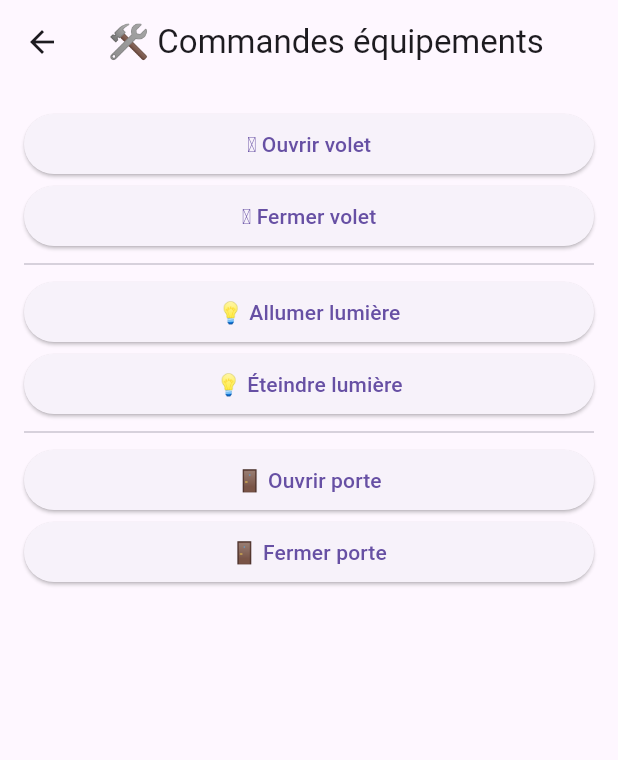
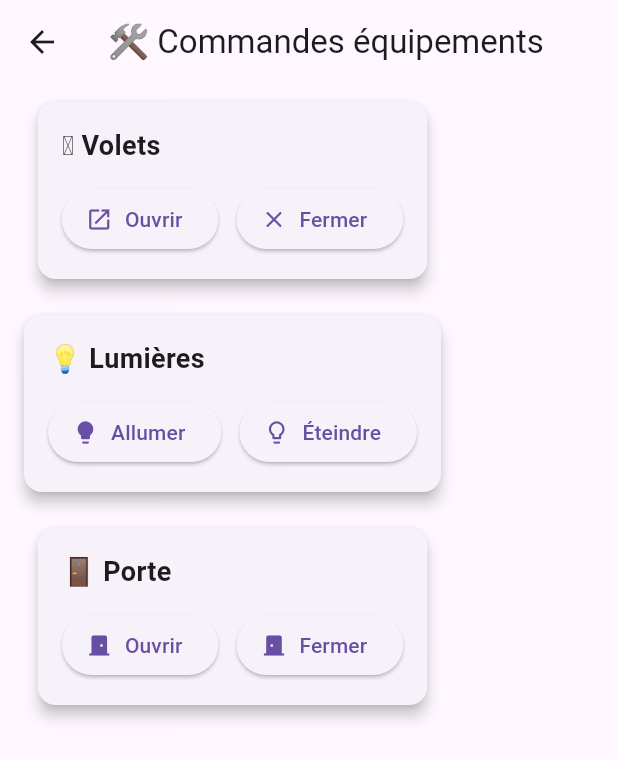
Before and after one commit to Veudzveulay/SmartHome, a Flutter app: the EquipementsPage screen opened directly with empty values, on a phone screen of 412 x 824 dp. Shown: the top 760 px of the screen. Run offline on Flutter 3.47's test engine with Material 3 defaults, Android fonts, the phone set to English and light mode, and no system bars; network calls fail.

```diff
--- a/smarthome_flutter/lib/pages/equipements_page.dart
+++ b/smarthome_flutter/lib/pages/equipements_page.dart
@@ -5,13 +5,11 @@ class EquipementsPage extends StatelessWidget {
   final String token;
   final VoidCallback? onRefreshHistorique;
 
-
   const EquipementsPage({
     Key? key,
     required this.token,
     this.onRefreshHistorique,
   }) : super(key: key);
-
 
   Future<void> _envoyerCommande(BuildContext context, String equipement, String action) async {
     final reussi = await ApiService.envoyerCommande(equipement, action, token);
@@ -25,40 +23,61 @@ class EquipementsPage extends StatelessWidget {
     }
   }
 
+  Widget _buildCard(BuildContext context, String title, List<Map<String, dynamic>> actions) {
+    return Card(
+      elevation: 4,
+      margin: const EdgeInsets.symmetric(vertical: 12, horizontal: 16),
+      shape: RoundedRectangleBorder(borderRadius: BorderRadius.circular(12)),
+      child: Padding(
+        padding: const EdgeInsets.all(16),
+        child: Column(
+          crossAxisAlignment: CrossAxisAlignment.start,
+          children: [
+            Text(title,
+                style: const TextStyle(fontSize: 18, fontWeight: FontWeight.bold)),
+            const SizedBox(height: 12),
+            Wrap(
+              spacing: 12,
+              runSpacing: 8,
+              children: actions.map((action) {
+                return ElevatedButton.icon(
+                  onPressed: () => _envoyerCommande(
+                    context,
+                    action['equipement'],
+                    action['action'],
+                  ),
+                  icon: Icon(action['icon']),
+                  label: Text(action['label']),
+                );
+              }).toList(),
+            ),
+          ],
+        ),
+      ),
+    );
+  }
+
   @override
   Widget build(BuildContext context) {
     return Scaffold(
       appBar: AppBar(title: const Text('🛠 Commandes équipements')),
-      body: ListView(
-        padding: const EdgeInsets.all(16),
-        children: [
-          ElevatedButton(
-            onPressed: () => _envoyerCommande(context, "volet", "ouvrir"),
-            child: const Text('🪟 Ouvrir volet'),
-          ),
-          ElevatedButton(
-            onPressed: () => _envoyerCommande(context, "volet", "fermer"),
-            child: const Text('🪟 Fermer volet'),
-          ),
-          const Divider(),
-          ElevatedButton(
-            onPressed: () => _envoyerCommande(context, "lumiere", "allumer"),
-            child: const Text('💡 Allumer lumière'),
-          ),
-          ElevatedButton(
-            onPressed: () => _envoyerCommande(context, "lumiere", "eteindre"),
-            child: const Text('💡 Éteindre lumière'),
-          ),
-          const Divider(),
-          ElevatedButton(
-            onPressed: () => _envoyerCommande(context, "porte", "ouvrir"),
-            child: const Text('🚪 Ouvrir porte'),
-          ),
-          ElevatedButton(
-            onPressed: () => _envoyerCommande(context, "porte", "fermer"),
-            child: const Text('🚪 Fermer porte'),
-          ),
-        ],
+      body: SingleChildScrollView(
+        child: Column(
+          children: [
+            _buildCard(context, "🪟 Volets", [
+              {'label': 'Ouvrir', 'action': 'ouvrir', 'equipement': 'volet', 'icon': Icons.open_in_new},
+              {'label': 'Fermer', 'action': 'fermer', 'equipement': 'volet', 'icon': Icons.close},
+            ]),
+            _buildCard(context, "💡 Lumières", [
+              {'label': 'Allumer', 'action': 'allumer', 'equipement': 'lumiere', 'icon': Icons.lightbulb},
+              {'label': 'Éteindre', 'action': 'eteindre', 'equipement': 'lumiere', 'icon': Icons.lightbulb_outline},
+            ]),
+            _buildCard(context, "🚪 Porte", [
+              {'label': 'Ouvrir', 'action': 'ouvrir', 'equipement': 'porte', 'icon': Icons.door_front_door},
+              {'label': 'Fermer', 'action': 'fermer', 'equipement': 'porte', 'icon': Icons.door_back_door},
+            ]),
+          ],
+        ),
       ),
     );
   }
```
Also changed, not shown: smarthome_flutter/lib/pages/alertes_page.dart (+11 -8 lines), smarthome_flutter/lib/pages/home_page.dart (+49 -80 lines), smarthome_flutter/lib/pages/login_page.dart (+15 -1 lines), smarthome_flutter/lib/pages/register_page.dart (added, +99 -0 lines), smarthome_flutter/lib/pages/seuils_page.dart (+30 -15 lines), smarthome_flutter/lib/services/api_service.dart (+11 -0 lines), 1 other file.
